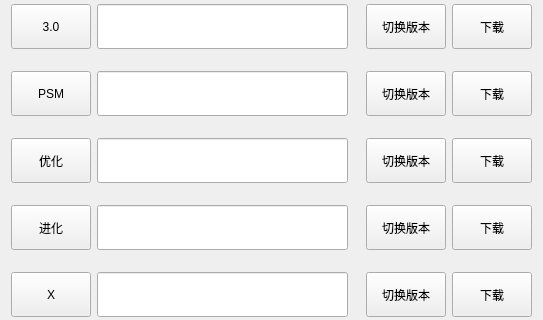
Above: changeversion.ui from Januarylovelulu/Popkart before the change; both pictures show x 0 to 543 and y 157 to 477 of the 543 by 563 pixel window. Below: the same form after it.
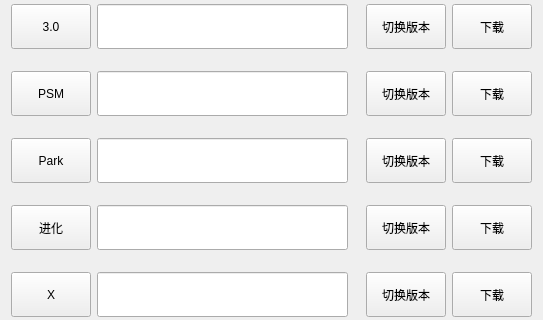
That is the form after the change.

The edit to the form file:
```diff
--- a/changeversion.ui
+++ b/changeversion.ui
@@ -329,7 +329,7 @@
       </size>
      </property>
      <property name="text">
-      <string>优化</string>
+      <string>Park</string>
      </property>
     </widget>
    </item>
```
